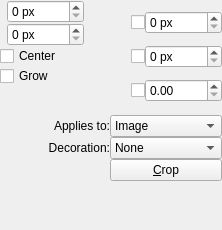
Before: the Qt Designer form plugins/tools/tool_crop/wdg_tool_crop.ui in KDE/krita, drawn with Qt 5.
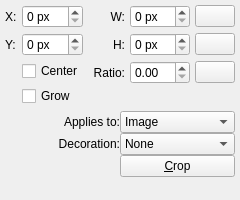
After: the same form once the commit is applied.

Commit message: crop tool options UI improvements to make it easier to understand

What changed in the file:
```diff
--- a/plugins/tools/tool_crop/wdg_tool_crop.ui
+++ b/plugins/tools/tool_crop/wdg_tool_crop.ui
@@ -6,8 +6,8 @@
    <rect>
     <x>0</x>
     <y>0</y>
-    <width>222</width>
-    <height>230</height>
+    <width>230</width>
+    <height>200</height>
    </rect>
   </property>
   <property name="windowTitle">
@@ -32,16 +32,51 @@
        </property>
        <item>
         <layout class="QGridLayout" name="gridLayout">
+         <property name="leftMargin">
+          <number>5</number>
+         </property>
+         <property name="topMargin">
+          <number>5</number>
+         </property>
+         <property name="rightMargin">
+          <number>5</number>
+         </property>
+         <property name="bottomMargin">
+          <number>5</number>
+         </property>
          <property name="spacing">
-          <number>0</number>
+          <number>5</number>
          </property>
+         <item row="2" column="1">
+          <widget class="QCheckBox" name="boolCenter">
+           <property name="toolTip">
+            <string>Resize keeping center fixed</string>
+           </property>
+           <property name="text">
+            <string>Center</string>
+           </property>
+          </widget>
+         </item>
+         <item row="1" column="0">
+          <widget class="QLabel" name="label_vertiPos">
+           <property name="toolTip">
+            <string>Vertical Position</string>
+           </property>
+           <property name="text">
+            <string>Y:</string>
+           </property>
+           <property name="buddy">
+            <cstring>intY</cstring>
+           </property>
+          </widget>
+         </item>
          <item row="0" column="0">
           <widget class="QLabel" name="label_horizPos">
            <property name="toolTip">
             <string>Horizontal Position</string>
            </property>
            <property name="text">
-            <string/>
+            <string>X:</string>
            </property>
            <property name="buddy">
             <cstring>intX</cstring>
@@ -50,6 +85,18 @@
          </item>
          <item row="0" column="1">
           <widget class="QSpinBox" name="intX">
+           <property name="minimumSize">
+            <size>
+             <width>60</width>
+             <height>0</height>
+            </size>
+           </property>
+           <property name="maximumSize">
+            <size>
+             <width>16777215</width>
+             <height>16777215</height>
+            </size>
+           </property>
            <property name="toolTip">
             <string>Horizontal Position</string>
            </property>
@@ -61,21 +108,20 @@
            </property>
           </widget>
          </item>
-         <item row="1" column="0">
-          <widget class="QLabel" name="label_vertiPos">
-           <property name="toolTip">
-            <string>Vertical Position</string>
-           </property>
-           <property name="text">
-            <string/>
-           </property>
-           <property name="buddy">
-            <cstring>intY</cstring>
-           </property>
-          </widget>
-         </item>
          <item row="1" column="1">
           <widget class="QSpinBox" name="intY">
+           <property name="minimumSize">
+            <size>
+             <width>60</width>
+             <height>0</height>
+            </size>
+           </property>
+           <property name="maximumSize">
+            <size>
+             <width>16777215</width>
+             <height>16777215</height>
+            </size>
+           </property>
            <property name="toolTip">
             <string>Vertical Position</string>
            </property>
@@ -87,28 +133,18 @@
            </property>
           </widget>
          </item>
+         <item row="3" column="1">
+          <widget class="QCheckBox" name="boolGrow">
+           <property name="toolTip">
+            <string>Allow growing the image by dragging outside bounds of the image</string>
+           </property>
+           <property name="text">
+            <string>Grow</string>
+           </property>
+          </widget>
+         </item>
         </layout>
        </item>
-       <item>
-        <widget class="QCheckBox" name="boolCenter">
-         <property name="toolTip">
-          <string>Resize keeping center fixed</string>
-         </property>
-         <property name="text">
-          <string>Center</string>
-         </property>
-        </widget>
-       </item>
-       <item>
-        <widget class="QCheckBox" name="boolGrow">
-         <property name="toolTip">
-          <string>Allow growing the image by dragging outside bounds of the image</string>
-         </property>
-         <property name="text">
-          <string>Grow</string>
-         </property>
-        </widget>
-       </item>
        <item>
         <spacer name="verticalSpacer">
          <property name="orientation">
@@ -139,44 +175,61 @@
      </item>
      <item>
       <layout class="QGridLayout" name="gridLayout_2">
+       <property name="leftMargin">
+        <number>5</number>
+       </property>
+       <property name="topMargin">
+        <number>5</number>
+       </property>
+       <property name="rightMargin">
+        <number>5</number>
+       </property>
+       <property name="bottomMargin">
+        <number>5</number>
+       </property>
        <property name="spacing">
-        <number>0</number>
+        <number>5</number>
        </property>
-       <item row="0" column="0">
-        <widget class="QCheckBox" name="boolWidth">
-         <property name="toolTip">
-          <string>Will keep the width of the crop constant</string>
+       <item row="3" column="2">
+        <spacer name="verticalSpacer_3">
+         <property name="orientation">
+          <enum>Qt::Vertical</enum>
          </property>
-         <property name="text">
-          <string/>
+         <property name="sizeHint" stdset="0">
+          <size>
+           <width>20</width>
+           <height>40</height>
+          </size>
          </property>
-        </widget>
+        </spacer>
        </item>
-       <item row="0" column="1">
-        <widget class="QSpinBox" name="intWidth">
+       <item row="1" column="2">
+        <widget class="QLabel" name="heightLabel">
          <property name="toolTip">
           <string>Width</string>
          </property>
-         <property name="suffix">
-          <string> px</string>
+         <property name="text">
+          <string>H:</string>
          </property>
-         <property name="maximum">
-          <number>30000</number>
+         <property name="alignment">
+          <set>Qt::AlignRight|Qt::AlignTrailing|Qt::AlignVCenter</set>
          </property>
         </widget>
        </item>
-       <item row="1" column="0">
-        <widget class="QCheckBox" name="boolHeight">
-         <property name="toolTip">
-          <string>Will keep the height of the crop constant</string>
-         </property>
-         <property name="text">
-          <string/>
-         </property>
-        </widget>
-       </item>
-       <item row="1" column="1">
+       <item row="1" column="4">
         <widget class="QSpinBox" name="intHeight">
+         <property name="minimumSize">
+          <size>
+           <width>60</width>
+           <height>0</height>
+          </size>
+         </property>
+         <property name="maximumSize">
+          <size>
+           <width>16777215</width>
+           <height>16777215</height>
+          </size>
+         </property>
          <property name="toolTip">
           <string>Height</string>
          </property>
@@ -188,8 +241,45 @@
          </property>
         </widget>
        </item>
-       <item row="2" column="1">
+       <item row="0" column="4">
+        <widget class="QSpinBox" name="intWidth">
+         <property name="minimumSize">
+          <size>
+           <width>60</width>
+           <height>0</height>
+          </size>
+         </property>
+         <property name="maximumSize">
+          <size>
+           <width>16777215</width>
+           <height>16777215</height>
+          </size>
+         </property>
+         <property name="toolTip">
+          <string>Width</string>
+         </property>
+         <property name="suffix">
+          <string> px</string>
+         </property>
+         <property name="maximum">
+          <number>30000</number>
+         </property>
+        </widget>
+       </item>
+       <item row="2" column="4">
         <widget class="QDoubleSpinBox" name="doubleRatio">
+         <property name="minimumSize">
+          <size>
+           <width>60</width>
+           <height>0</height>
+          </size>
+         </property>
+         <property name="maximumSize">
+          <size>
+           <width>16777215</width>
+           <height>16777215</height>
+          </size>
+         </property>
          <property name="toolTip">
           <string>Ratio</string>
          </property>
@@ -198,13 +288,68 @@
          </property>
         </widget>
        </item>
-       <item row="2" column="0">
-        <widget class="QCheckBox" name="boolRatio">
+       <item row="2" column="2">
+        <widget class="QLabel" name="aspectLabel">
+         <property name="text">
+          <string>Ratio:</string>
+         </property>
+         <property name="alignment">
+          <set>Qt::AlignRight|Qt::AlignTrailing|Qt::AlignVCenter</set>
+         </property>
+        </widget>
+       </item>
+       <item row="0" column="2">
+        <widget class="QLabel" name="widthLabel">
          <property name="toolTip">
           <string>Will keep the ratio constant</string>
          </property>
          <property name="text">
+          <string>W:</string>
+         </property>
+         <property name="alignment">
+          <set>Qt::AlignRight|Qt::AlignTrailing|Qt::AlignVCenter</set>
+         </property>
+        </widget>
+       </item>
+       <item row="0" column="5">
+        <widget class="QPushButton" name="lockWidthButton">
+         <property name="toolTip">
+          <string>Lock the width</string>
+         </property>
+         <property name="text">
           <string/>
+         </property>
+         <property name="checkable">
+          <bool>true</bool>
+         </property>
+        </widget>
+       </item>
+       <item row="1" column="5">
+        <widget class="QPushButton" name="lockHeightButton">
+         <property name="toolTip">
+          <string>Lock the height</string>
+         </property>
+         <property name="text">
+          <string/>
+         </property>
+         <property name="checkable">
+          <bool>true</bool>
+         </property>
+        </widget>
+       </item>
+       <item row="2" column="5">
+        <widget class="QPushButton" name="lockRatioButton">
+         <property name="toolTip">
+          <string>Lock the aspect ratio</string>
+         </property>
+         <property name="text">
+          <string/>
+         </property>
+         <property name="checkable">
+          <bool>true</bool>
+         </property>
+         <property name="flat">
+          <bool>false</bool>
          </property>
         </widget>
        </item>
@@ -214,10 +359,19 @@
    </item>
    <item>
     <layout class="QGridLayout" name="gridLayout_3">
-     <property name="margin">
+     <property name="leftMargin">
+      <number>5</number>
+     </property>
+     <property name="topMargin">
       <number>0</number>
      </property>
-     <item row="0" column="1">
+     <property name="rightMargin">
+      <number>5</number>
+     </property>
+     <property name="bottomMargin">
+      <number>5</number>
+     </property>
+     <item row="2" column="1">
       <widget class="QComboBox" name="cmbType">
        <property name="currentIndex">
         <number>1</number>
@@ -234,14 +388,14 @@
        </item>
       </widget>
      </item>
-     <item row="2" column="1">
+     <item row="4" column="1">
       <widget class="QPushButton" name="bnCrop">
        <property name="text">
         <string>&amp;Crop</string>
        </property>
       </widget>
      </item>
-     <item row="0" column="0">
+     <item row="2" column="0">
       <widget class="QLabel" name="label">
        <property name="text">
         <string>Applies to:</string>
@@ -251,17 +405,7 @@
        </property>
       </widget>
      </item>
-     <item row="1" column="0">
-      <widget class="QLabel" name="label_2">
-       <property name="text">
-        <string>Decoration:</string>
-       </property>
-       <property name="alignment">
-        <set>Qt::AlignRight|Qt::AlignTrailing|Qt::AlignVCenter</set>
-       </property>
-      </widget>
-     </item>
-     <item row="1" column="1">
+     <item row="3" column="1">
       <widget class="QComboBox" name="cmbDecor">
        <item>
         <property name="text">
@@ -290,7 +434,17 @@
        </item>
       </widget>
      </item>
-     <item row="3" column="1">
+     <item row="3" column="0">
+      <widget class="QLabel" name="label_2">
+       <property name="text">
+        <string>Decoration:</string>
+       </property>
+       <property name="alignment">
+        <set>Qt::AlignRight|Qt::AlignTrailing|Qt::AlignVCenter</set>
+       </property>
+      </widget>
+     </item>
+     <item row="5" column="1">
       <spacer name="verticalSpacer_2">
        <property name="orientation">
         <enum>Qt::Vertical</enum>
```
Left out of the diff: 17 changed lines with no effect on the pictures. The commit also changes 1 other file.
